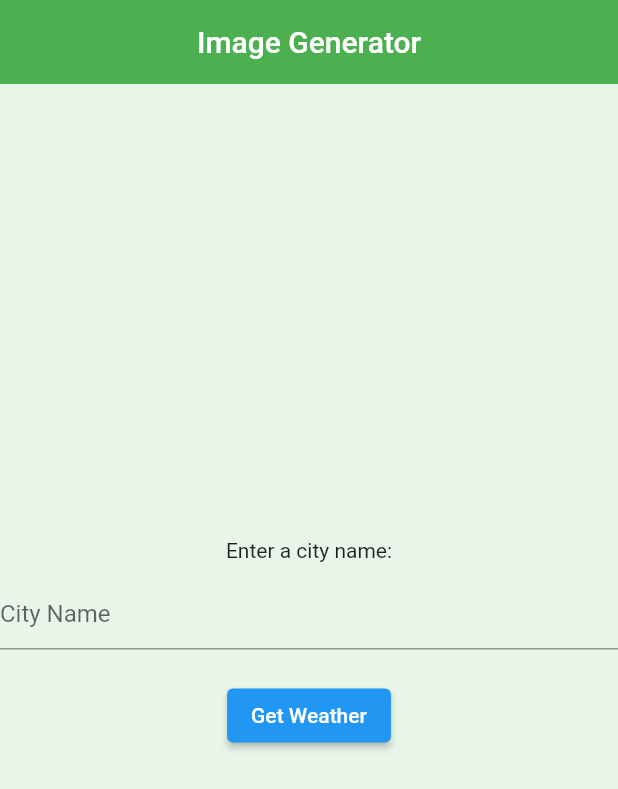
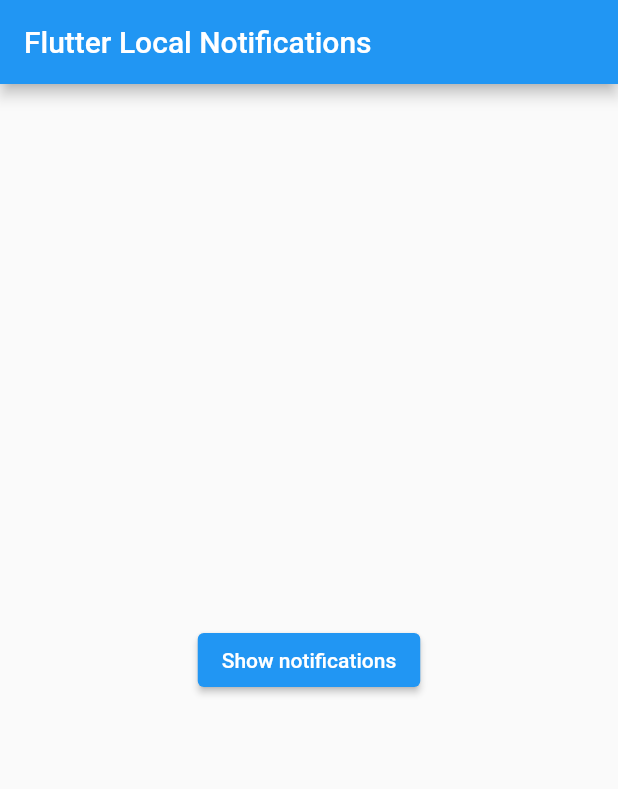
Before and after one commit to surya2003-real/flutter_app_1, a Flutter app: the screen it shows after launch, on a phone screen of 412 x 824 dp. Shown: the top 789 px of the screen. Run offline on Flutter 3.47's test engine with Material 2 defaults, Android fonts, the phone set to English and light mode, and no system bars; our stand-ins replace flutter_local_notifications.

Commit message:
On clicking the button notification is shown

```diff
--- /dev/null
+++ b/lib/Services/notifi_service.dart
@@ -0,0 +1,37 @@
+import 'package:flutter_local_notifications/flutter_local_notifications.dart';
+
+class NotificationService {
+  final FlutterLocalNotificationsPlugin notificationsPlugin =
+  FlutterLocalNotificationsPlugin();
+
+  Future<void> initNotification() async {
+    AndroidInitializationSettings initializationSettingsAndroid =
+    const AndroidInitializationSettings('flutter_logo');
+
+    var initializationSettingsIOS = DarwinInitializationSettings(
+        requestAlertPermission: true,
+        requestBadgePermission: true,
+        requestSoundPermission: true,
+        onDidReceiveLocalNotification:
+            (int id, String? title, String? body, String? payload) async {});
+
+    var initializationSettings = InitializationSettings(
+        android: initializationSettingsAndroid, iOS: initializationSettingsIOS);
+    await notificationsPlugin.initialize(initializationSettings,
+        onDidReceiveNotificationResponse:
+            (NotificationResponse notificationResponse) async {});
+  }
+
+  notificationDetails() {
+    return const NotificationDetails(
+        android: AndroidNotificationDetails('channelId', 'channelName',
+            importance: Importance.max),
+        iOS: DarwinNotificationDetails());
+  }
+
+  Future showNotification(
+      {int id = 0, String? title, String? body, String? payLoad}) async {
+    return notificationsPlugin.show(
+        id, title, body, await notificationDetails());
+  }
+}
--- /dev/null
+++ b/lib/home_page.dart
@@ -0,0 +1,30 @@
+import 'package:flutter/material.dart';
+import 'package:flutter_app_2/Services/notifi_service.dart';
+
+class MyHomePage extends StatefulWidget {
+  const MyHomePage({super.key, required this.title});
+
+  final String title;
+
+  @override
+  State<MyHomePage> createState() => _MyHomePageState();
+}
+
+class _MyHomePageState extends State<MyHomePage> {
+  @override
+  Widget build(BuildContext context) {
+    return Scaffold(
+      appBar: AppBar(
+        title: Text(widget.title),
+      ),
+      body: Center(
+          child: ElevatedButton(
+            child: const Text('Show notifications'),
+            onPressed: () {
+              NotificationService()
+                  .showNotification(id:1, title: 'Sample title', body: 'It works!', payLoad: "payload");
+            },
+          )),
+    );
+  }
+}
--- a/lib/main.dart
+++ b/lib/main.dart
@@ -1,116 +1,26 @@
-import 'dart:convert';
 import 'package:flutter/material.dart';
-import 'package:http/http.dart' as http;
-import 'package:flutter_app_2/model/data_model.dart';
-//https://codeforgeek.com/flutter-fetch-data-from-rest-api/
-void main() => runApp(const MaterialApp(
-  home: ImageDisplay(),
-));
+import 'Services/notifi_service.dart';
 
-class ImageDisplay extends StatefulWidget {
-  const ImageDisplay({super.key});
+import 'home_page.dart';
 
-  @override
-  WeatherAPP createState() => WeatherAPP();
+void main() {
+  WidgetsFlutterBinding.ensureInitialized();
+  NotificationService().initNotification();
+  runApp(const MyApp());
 }
 
-class WeatherApiService {
-  final String apiKey;
-  final String baseUrl = 'https://api.weatherapi.com/v1/current.json';
-
-  WeatherApiService(this.apiKey);
-
-  Future<DataModel> fetchWeatherData(String city) async {
-    final response = await http.get(Uri.parse('$baseUrl?key=$apiKey&q=$city&aqi=yes'));
-    if (response.statusCode == 200) {
-      final jsonData = json.decode(response.body);
-      return DataModel.fromJson(jsonData);
-    } else {
-      throw Exception('Failed to load weather data');
-    }
-  }
-}
-class WeatherAPP extends State<ImageDisplay> {
-
-  final String apiKey = 'ff45f6a24cb542269eb175211230409'; // Replace with your API key
-  late WeatherApiService apiService; // Declare it as a late variable
-
-  final TextEditingController _cityController = TextEditingController();
-  DataModel? _weatherData;
-
-  @override
-  void initState() {
-    super.initState();
-    apiService = WeatherApiService(apiKey); // Initialize apiService in initState
-  }
-  void _fetchWeatherData() async {
-    try {
-      final weatherData = await apiService.fetchWeatherData(_cityController.text);
-      setState(() {
-        _weatherData = weatherData;
-      });
-    } catch (e) {
-      print('Error fetching weather data: $e');
-    }
-  }
+class MyApp extends StatelessWidget {
+  const MyApp({super.key});
 
   @override
   Widget build(BuildContext context) {
-    return Scaffold(
-      backgroundColor: Colors.green[50],
-      appBar: AppBar(
-        title: const Text('Image Generator'),
-        centerTitle: true,
-        backgroundColor: Colors.green,
-        elevation: 0.0,
+    return MaterialApp(
+      title: 'Flutter Notifications',
+      debugShowCheckedModeBanner: false,
+      theme: ThemeData(
+        primarySwatch: Colors.blue,
       ),
-      // floatingActionButton: FloatingActionButton(
-      //   onPressed: () {
-      //     setState(() {
-      //       if(img_url==img_url1) {
-      //         img_url = img_url2;
-      //       }
-      //       else{
-      //         img_url=img_url1;
-      //       }
-      //     });
-      //   },
-      //   backgroundColor: Colors.grey[800],
-      //   child: Icon(Icons.add),
-      // ),
-      body:  Center(
-        child: Column(
-          mainAxisAlignment: MainAxisAlignment.center,
-          children: [
-            Text('Enter a city name:'),
-            SizedBox(height: 10),
-            TextField(
-              controller: _cityController,
-              decoration: InputDecoration(
-                hintText: 'City Name',
-              ),
-            ),
-            SizedBox(height: 20),
-            ElevatedButton(
-              onPressed: _fetchWeatherData,
-              child: Text('Get Weather'),
-            ),
-            SizedBox(height: 20),
-            if (_weatherData != null)
-              Column(
-                children: [
-                  Text('City: ${_weatherData!.location.name.toString()}'),
-                  Text('Temperature: ${_weatherData!.current.tempC.toString()}°C'),
-                  Text('Weather: ${_weatherData!.current.condition.text.toString()}'),
-                  Text('Last Updated: ${_weatherData!.current.lastUpdated.toString()}'),
-                  Text('Local Time: ${_weatherData!.location.localtime.toString()}'),
-
-                ],
-              ),
-          ],
-        ),
-      ),
-
+      home: const MyHomePage(title: 'Flutter Local Notifications'),
     );
   }
 }
--- a/lib/model/data_model.dart
+++ /dev/null
@@ -1,205 +0,0 @@
-// To parse this JSON data, do
-//
-//     final dataModel = dataModelFromJson(jsonString);
-
-import 'dart:convert';
-
-DataModel dataModelFromJson(String str) => DataModel.fromJson(json.decode(str));
-
-String dataModelToJson(DataModel data) => json.encode(data.toJson());
-
-class DataModel {
-  Location location;
-  Current current;
-
-  DataModel({
-    required this.location,
-    required this.current,
-  });
-
-  factory DataModel.fromJson(Map<String, dynamic> json) => DataModel(
-    location: Location.fromJson(json["location"]),
-    current: Current.fromJson(json["current"]),
-  );
-
-  Map<String, dynamic> toJson() => {
-    "location": location.toJson(),
-    "current": current.toJson(),
-  };
-}
-
-class Current {
-  num lastUpdatedEpoch;
-  String lastUpdated;
-  num tempC;
-  double tempF;
-  num isDay;
-  Condition condition;
-  double windMph;
-  double windKph;
-  num windDegree;
-  String windDir;
-  num pressureMb;
-  double pressureIn;
-  num precipMm;
-  num precipIn;
-  num humidity;
-  num cloud;
-  double feelslikeC;
-  double feelslikeF;
-  num visKm;
-  num visMiles;
-  num uv;
-  double gustMph;
-  double gustKph;
-  Map<String, double> airQuality;
-
-  Current({
-    required this.lastUpdatedEpoch,
-    required this.lastUpdated,
-    required this.tempC,
-    required this.tempF,
-    required this.isDay,
-    required this.condition,
-    required this.windMph,
-    required this.windKph,
-    required this.windDegree,
-    required this.windDir,
-    required this.pressureMb,
-    required this.pressureIn,
-    required this.precipMm,
-    required this.precipIn,
-    required this.humidity,
-    required this.cloud,
-    required this.feelslikeC,
-    required this.feelslikeF,
-    required this.visKm,
-    required this.visMiles,
-    required this.uv,
-    required this.gustMph,
-    required this.gustKph,
-    required this.airQuality,
-  });
-
-  factory Current.fromJson(Map<String, dynamic> json) => Current(
-    lastUpdatedEpoch: json["last_updated_epoch"],
-    lastUpdated: json["last_updated"],
-    tempC: json["temp_c"],
-    tempF: json["temp_f"]?.toDouble(),
-    isDay: json["is_day"],
-    condition: Condition.fromJson(json["condition"]),
-    windMph: json["wind_mph"]?.toDouble(),
-    windKph: json["wind_kph"]?.toDouble(),
-    windDegree: json["wind_degree"],
-    windDir: json["wind_dir"],
-    pressureMb: json["pressure_mb"],
-    pressureIn: json["pressure_in"]?.toDouble(),
-    precipMm: json["precip_mm"],
-    precipIn: json["precip_in"],
-    humidity: json["humidity"],
-    cloud: json["cloud"],
-    feelslikeC: json["feelslike_c"]?.toDouble(),
-    feelslikeF: json["feelslike_f"]?.toDouble(),
-    visKm: json["vis_km"],
-    visMiles: json["vis_miles"],
-    uv: json["uv"],
-    gustMph: json["gust_mph"]?.toDouble(),
-    gustKph: json["gust_kph"]?.toDouble(),
-    airQuality: Map.from(json["air_quality"]).map((k, v) => MapEntry<String, double>(k, v?.toDouble())),
-  );
-
-  Map<String, dynamic> toJson() => {
-    "last_updated_epoch": lastUpdatedEpoch,
-    "last_updated": lastUpdated,
-    "temp_c": tempC,
-    "temp_f": tempF,
-    "is_day": isDay,
-    "condition": condition.toJson(),
-    "wind_mph": windMph,
-    "wind_kph": windKph,
-    "wind_degree": windDegree,
-    "wind_dir": windDir,
-    "pressure_mb": pressureMb,
-    "pressure_in": pressureIn,
-    "precip_mm": precipMm,
-    "precip_in": precipIn,
-    "humidity": humidity,
-    "cloud": cloud,
-    "feelslike_c": feelslikeC,
-    "feelslike_f": feelslikeF,
-    "vis_km": visKm,
-    "vis_miles": visMiles,
-    "uv": uv,
-    "gust_mph": gustMph,
-    "gust_kph": gustKph,
-    "air_quality": Map.from(airQuality).map((k, v) => MapEntry<String, dynamic>(k, v)),
-  };
-}
-
-class Condition {
-  String text;
-  String icon;
-  num code;
-
-  Condition({
-    required this.text,
-    required this.icon,
-    required this.code,
-  });
-
-  factory Condition.fromJson(Map<String, dynamic> json) => Condition(
-    text: json["text"],
-    icon: json["icon"],
-    code: json["code"],
-  );
-
-  Map<String, dynamic> toJson() => {
-    "text": text,
-    "icon": icon,
-    "code": code,
-  };
-}
-
-class Location {
-  String name;
-  String region;
-  String country;
-  double lat;
-  double lon;
-  String tzId;
-  num localtimeEpoch;
-  String localtime;
-
-  Location({
-    required this.name,
-    required this.region,
-    required this.country,
-    required this.lat,
-    required this.lon,
-    required this.tzId,
-    required this.localtimeEpoch,
-    required this.localtime,
-  });
-
-  factory Location.fromJson(Map<String, dynamic> json) => Location(
-    name: json["name"],
-    region: json["region"],
-    country: json["country"],
-    lat: json["lat"]?.toDouble(),
-    lon: json["lon"]?.toDouble(),
-    tzId: json["tz_id"],
-    localtimeEpoch: json["localtime_epoch"],
-    localtime: json["localtime"],
-  );
-
-  Map<String, dynamic> toJson() => {
-    "name": name,
-    "region": region,
-    "country": country,
-    "lat": lat,
-    "lon": lon,
-    "tz_id": tzId,
-    "localtime_epoch": localtimeEpoch,
-    "localtime": localtime,
-  };
-}
--- a/pubspec.yaml
+++ b/pubspec.yaml
@@ -1,5 +1,6 @@
 name: flutter_app_2
 description: A new Flutter project.
+
 # The following line prevents the package from being accidentally published to
 # pub.dev using `flutter pub publish`. This is preferred for private packages.
 publish_to: 'none' # Remove this line if you wish to publish to pub.dev
@@ -19,7 +20,7 @@ publish_to: 'none' # Remove this line if you wish to publish to pub.dev
 version: 1.0.0+1
 
 environment:
-  sdk: '>=3.0.6 <4.0.0'
+  sdk: '>=2.18.6 <3.0.0'
 
 # Dependencies specify other packages that your package needs in order to work.
 # To automatically upgrade your package dependencies to the latest versions
@@ -31,10 +32,11 @@ dependencies:
   flutter:
     sdk: flutter
 
-  http: ^0.13.5
+
   # The following adds the Cupertino Icons font to your application.
   # Use with the CupertinoIcons class for iOS style icons.
   cupertino_icons: ^1.0.2
+  flutter_local_notifications: ^13.0.0
 
 dev_dependencies:
   flutter_test:
```
Also changed, not shown: pubspec.lock, 4 other files.
